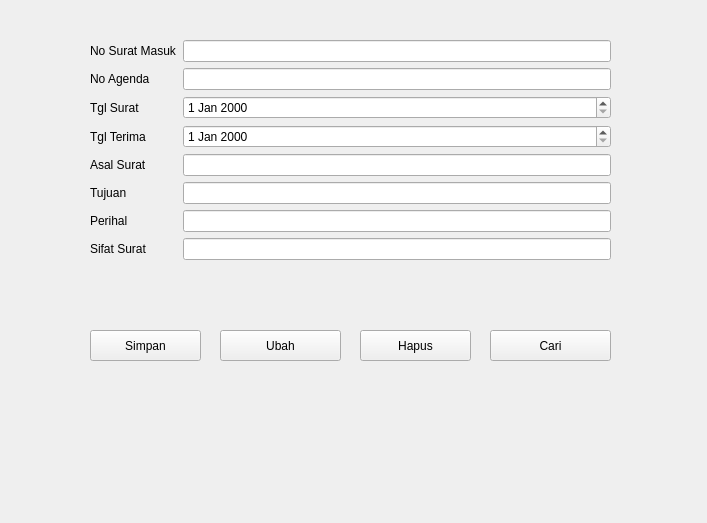
This is formsuratmasuk.ui in muhammadbaihaqi696/perkantoran as Qt 5 draws it before an edit. The edited form follows.
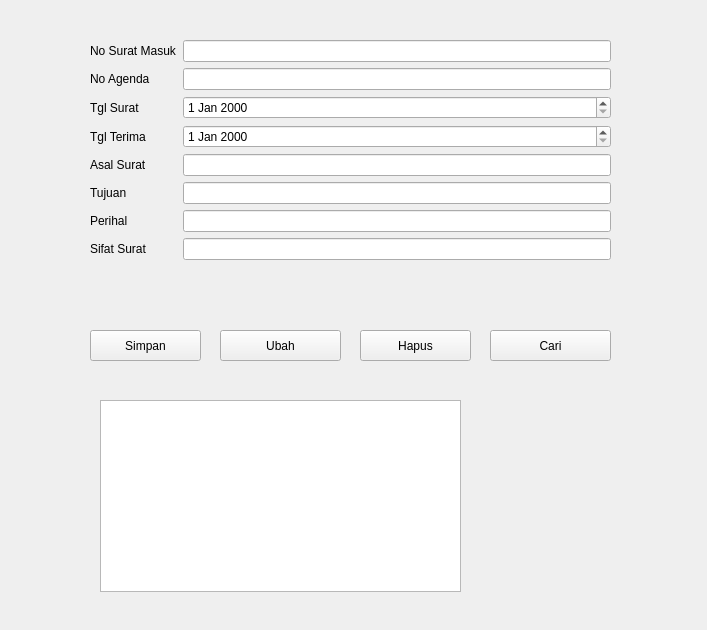
This is the edited form.

```diff
--- a/formsuratmasuk.ui
+++ b/formsuratmasuk.ui
@@ -7,7 +7,7 @@
     <x>0</x>
     <y>0</y>
     <width>707</width>
-    <height>523</height>
+    <height>630</height>
    </rect>
   </property>
   <property name="windowTitle">
@@ -157,6 +157,16 @@
     <string>Cari</string>
    </property>
   </widget>
+  <widget class="QTableView" name="tableSrtMsk">
+   <property name="geometry">
+    <rect>
+     <x>100</x>
+     <y>400</y>
+     <width>361</width>
+     <height>192</height>
+    </rect>
+   </property>
+  </widget>
  </widget>
  <resources/>
  <connections/>
```
